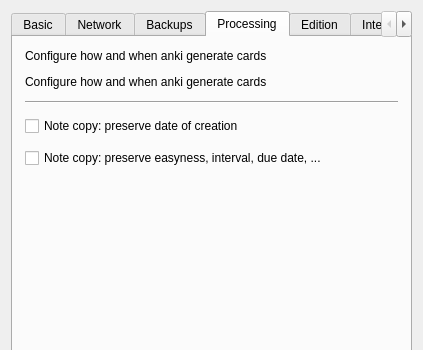
Old version of the form designer/preferences.ui in the repository lovac42/anki; both pictures show x 0 to 423 and y 0 to 350 of the 423 by 525 pixel window.
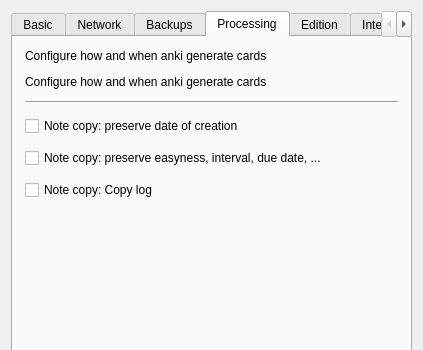
New version of the form. The open tabs and pages were chosen to show the change.

```diff
--- a/designer/preferences.ui
+++ b/designer/preferences.ui
@@ -490,6 +490,13 @@
          </property>
         </widget>
        </item>
+       <item>
+        <widget class="QCheckBox" name="copyLog">
+         <property name="text">
+          <string>Note copy: Copy log</string>
+         </property>
+        </widget>
+       </item>
        <item>
         <spacer name="verticalSpacer">
          <property name="orientation">
```
Lines whose indentation alone changed are shown as unchanged.
